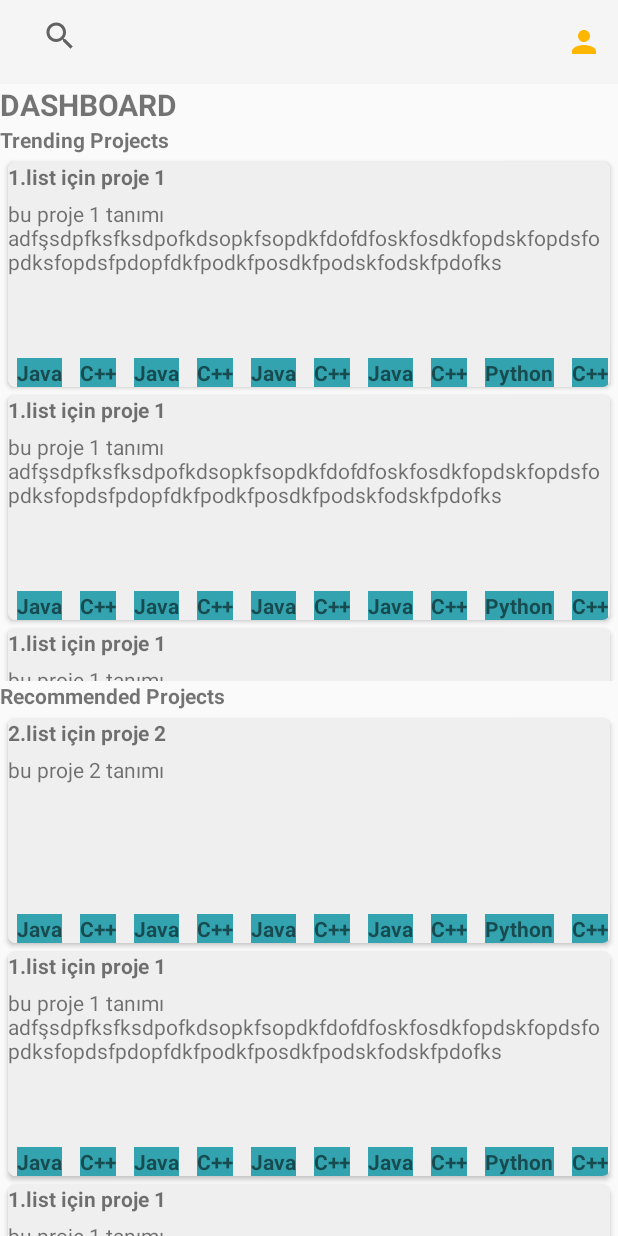
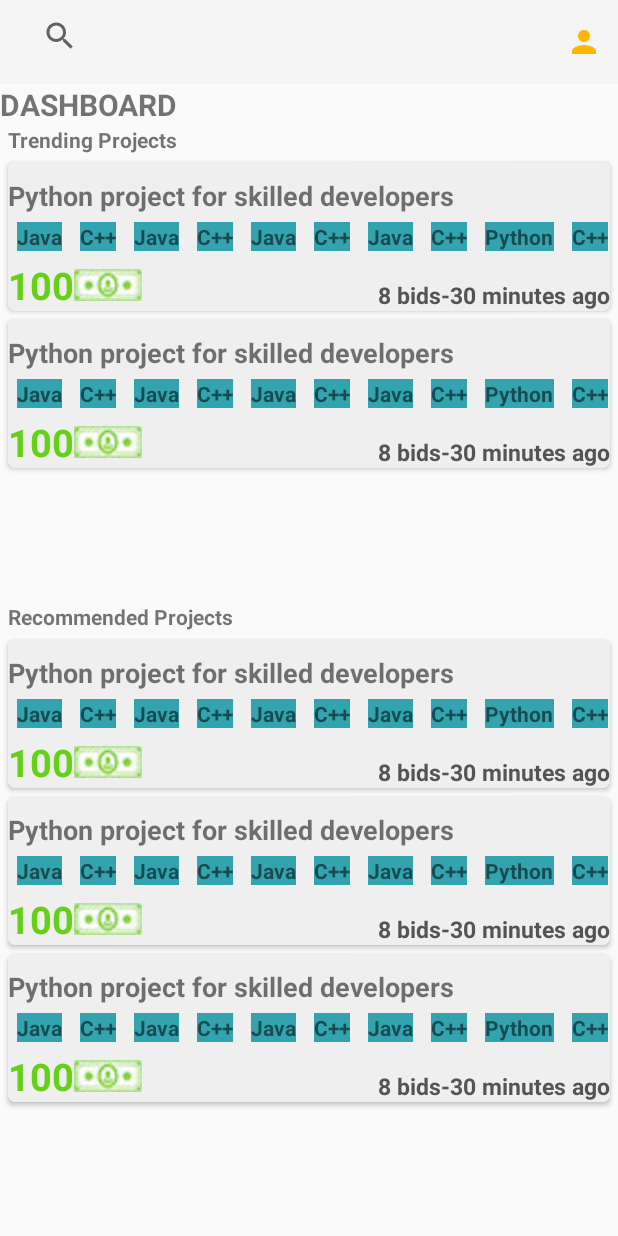
Before and after one commit to kaanozgen12/HoneyBadgersApp, an Android app: the DashBoard screen opened directly, with no data from a screen before it, on a phone screen of 412 x 824 dp. Run offline under Robolectric (Android 15) with nearby library versions, the phone set to English and light mode, and no system bars.

Commit message:
Profile Edit and Dashboard

```diff
--- a/app/src/main/AndroidManifest.xml
+++ b/app/src/main/AndroidManifest.xml
@@ -55,6 +55,7 @@
             </intent-filter>
 
         </activity>
+        <activity android:name=".Activities.CreateProject" />
     </application>
 
 </manifest>
--- a/app/src/main/java/Adapters/RecyclerViewDashboard_Notifications.java
+++ b/app/src/main/java/Adapters/RecyclerViewDashboard_Notifications.java
@@ -58,7 +58,8 @@ public class RecyclerViewDashboard_Notifications extends RecyclerView.Adapter<Re
 //
 //        }
         holder.project_name.setText(notification_cards.get(position).getName());
-        holder.project_description.setText(notification_cards.get(position).getDescription());
+        holder.project_highestbid.setText("" + notification_cards.get(position).getHighestbid());
+        holder.updateinfo.setText(notification_cards.get(position).getNumberofbidsandlastupdate());
         RecyclerView_tags recyclerAdapter =new RecyclerView_tags(mContext,notification_cards.get(position).getTags());
         LinearLayoutManager horizontalLayoutManager = new LinearLayoutManager(mContext, LinearLayoutManager.HORIZONTAL, false);
         holder.recyclerViewTags.setLayoutManager(horizontalLayoutManager);
@@ -74,14 +75,16 @@ public class RecyclerViewDashboard_Notifications extends RecyclerView.Adapter<Re
 
     public class MyViewHolder extends RecyclerView.ViewHolder{
         private TextView project_name;
-        private TextView project_description;
+        private TextView project_highestbid;
+        private TextView updateinfo;
         private RecyclerView recyclerViewTags;
 
 
         public MyViewHolder(@NonNull View itemView) {
             super(itemView);
             project_name = itemView.findViewById(R.id.compact_project_object_name);
-            project_description = itemView.findViewById(R.id.compact_project_object_description);
+            project_highestbid = itemView.findViewById(R.id.compact_project_given_bid);
+            updateinfo = itemView.findViewById(R.id.compact_project_bids_time);
             recyclerViewTags= itemView.findViewById(R.id.compact_project_object_tags_recyclerview);
 
         }
--- a/app/src/main/java/Models/Compact_Project_Object.java
+++ b/app/src/main/java/Models/Compact_Project_Object.java
@@ -4,13 +4,14 @@ import java.util.ArrayList;
 
 public class Compact_Project_Object {
     private String name;
-    private String description;
+    private int highestbid;
+    private String numberofbidsandlastupdate;
     private ArrayList<Tag_Object> tags = new ArrayList<>();
 
-
-    public Compact_Project_Object(String name, String description,ArrayList<String>tags) {
+    public Compact_Project_Object(String name, int highestbid, String numberofbidsandlastupdate, ArrayList<String> tags) {
         this.name = name;
-        this.description = description;
+        this.highestbid = highestbid;
+        this.numberofbidsandlastupdate = numberofbidsandlastupdate;
         this.addTags(tags);
     }
 
@@ -22,13 +23,16 @@ public class Compact_Project_Object {
         this.name = name;
     }
 
-    public String getDescription() {
-        return description;
+    public int getHighestbid() {
+        return highestbid;
     }
 
-    public void setDescription(String description) {
-        this.description = description;
+
+    public String getNumberofbidsandlastupdate() {
+        return numberofbidsandlastupdate;
     }
+
+
     public void addTags(ArrayList<String> tags){
         for (int i = 0; i< tags.size(); i++){
             this.tags.add(new Tag_Object(tags.get(i)));
--- /dev/null
+++ b/app/src/main/java/honeybadgersapp/honeybadgers/Activities/CreateProject.java
@@ -0,0 +1,15 @@
+package honeybadgersapp.honeybadgers.Activities;
+
+import android.os.Bundle;
+import android.support.annotation.Nullable;
+import android.support.v7.app.AppCompatActivity;
+
+public class CreateProject extends AppCompatActivity{
+
+
+    @Override
+    protected void onCreate(@Nullable Bundle savedInstanceState) {
+        super.onCreate(savedInstanceState);
+
+    }
+}
--- a/app/src/main/java/honeybadgersapp/honeybadgers/Activities/DashBoard.java
+++ b/app/src/main/java/honeybadgersapp/honeybadgers/Activities/DashBoard.java
@@ -39,6 +39,7 @@ public class DashBoard extends AppCompatActivity implements NavigationView.OnNav
         mDrawerlayout = findViewById(R.id.drawerLayout );
         final RelativeLayout board  = findViewById(R.id.dashboard_board);
         menu = findViewById(R.id.navigation_view);
+        menu.inflateMenu(R.menu.navigation_drawer_items_freelancer);
         setNavigationViewListener();
         mToggle = new ActionBarDrawerToggle(this,mDrawerlayout,R.string.Open,R.string.Close);
         mDrawerlayout.addDrawerListener(mToggle);
@@ -94,22 +95,11 @@ public class DashBoard extends AppCompatActivity implements NavigationView.OnNav
         skills.add("C++");
         skills.add("Painting");
         skills.add("C++");
-        skills.add("Java");
-        skills.add("C++");
-        skills.add("Java");
-        skills.add("C++");
-        list1.add(new Compact_Project_Object("1.list için proje 1","bu proje 1 tanımı adfşsdpfksfksdpofkdsopkfsopdkfdofdfoskfosdkfopdskfopdsfopdksfopdsfpdopfdkfpodkfposdkfpodskfodskfpdofks",skills));
-        list1.add(new Compact_Project_Object("1.list için proje 1","bu proje 1 tanımı adfşsdpfksfksdpofkdsopkfsopdkfdofdfoskfosdkfopdskfopdsfopdksfopdsfpdopfdkfpodkfposdkfpodskfodskfpdofks",skills));
-        list1.add(new Compact_Project_Object("1.list için proje 1","bu proje 1 tanımı adfşsdpfksfksdpofkdsopkfsopdkfdofdfoskfosdkfopdskfopdsfopdksfopdsfpdopfdkfpodkfposdkfpodskfodskfpdofks",skills));
-        list1.add(new Compact_Project_Object("1.list için proje 1","bu proje 1 tanımı adfşsdpfksfksdpofkdsopkfsopdkfdofdfoskfosdkfopdskfopdsfopdksfopdsfpdopfdkfpodkfposdkfpodskfodskfpdofks",skills));
-        list1.add(new Compact_Project_Object("1.list için proje 1","bu proje 1 tanımı adfşsdpfksfksdpofkdsopkfsopdkfdofdfoskfosdkfopdskfopdsfopdksfopdsfpdopfdkfpodkfposdkfpodskfodskfpdofks",skills));
-
-        list2.add(new Compact_Project_Object("2.list için proje 2","bu proje 2 tanımı",skills));
-        list2.add(new Compact_Project_Object("1.list için proje 1","bu proje 1 tanımı adfşsdpfksfksdpofkdsopkfsopdkfdofdfoskfosdkfopdskfopdsfopdksfopdsfpdopfdkfpodkfposdkfpodskfodskfpdofks",skills));
-        list2.add(new Compact_Project_Object("1.list için proje 1","bu proje 1 tanımı adfşsdpfksfksdpofkdsopkfsopdkfdofdfoskfosdkfopdskfopdsfopdksfopdsfpdopfdkfpodkfposdkfpodskfodskfpdofks",skills));
-        list2.add(new Compact_Project_Object("1.list için proje 1","bu proje 1 tanımı adfşsdpfksfksdpofkdsopkfsopdkfdofdfoskfosdkfopdskfopdsfopdksfopdsfpdopfdkfpodkfposdkfpodskfodskfpdofks",skills));
-        list2.add(new Compact_Project_Object("1.list için proje 1","bu proje 1 tanımı adfşsdpfksfksdpofkdsopkfsopdkfdofdfoskfosdkfopdskfopdsfopdksfopdsfpdopfdkfpodkfposdkfpodskfodskfpdofks",skills));
-        list2.add(new Compact_Project_Object("1.list için proje 1","bu proje 1 tanımı adfşsdpfksfksdpofkdsopkfsopdkfdofdfoskfosdkfopdskfopdsfopdksfopdsfpdopfdkfpodkfposdkfpodskfodskfpdofks",skills));
+        list1.add(new Compact_Project_Object("Python project for skilled developers",100,"8 bids-30 minutes ago",skills));
+        list1.add(new Compact_Project_Object("Python project for skilled developers",100,"8 bids-30 minutes ago",skills));
+        list2.add(new Compact_Project_Object("Python project for skilled developers",100,"8 bids-30 minutes ago",skills));
+        list2.add(new Compact_Project_Object("Python project for skilled developers",100,"8 bids-30 minutes ago",skills));
+        list2.add(new Compact_Project_Object("Python project for skilled developers",100,"8 bids-30 minutes ago",skills));
 
     }
 
@@ -123,6 +113,11 @@ public class DashBoard extends AppCompatActivity implements NavigationView.OnNav
         switch (item.getItemId()) {
             case R.id.item_navigation_drawer_edit_profile: {
                 Intent i = new Intent(DashBoard.this, EditProfile.class);
+                startActivity(i);
+                break;
+            }
+            case R.id.item_navigation_drawer_create_project: {
+                Intent i = new Intent(DashBoard.this, CreateProject.class);
                 startActivity(i);
                 break;
             }
--- /dev/null
+++ b/app/src/main/res/drawable/ic_content_copy_black_24dp.xml
@@ -0,0 +1,9 @@
+<vector xmlns:android="http://schemas.android.com/apk/res/android"
+        android:width="24dp"
+        android:height="24dp"
+        android:viewportWidth="24.0"
+        android:viewportHeight="24.0">
+    <path
+        android:fillColor="#FF000000"
+        android:pathData="M16,1L4,1c-1.1,0 -2,0.9 -2,2v14h2L4,3h12L16,1zM19,5L8,5c-1.1,0 -2,0.9 -2,2v14c0,1.1 0.9,2 2,2h11c1.1,0 2,-0.9 2,-2L21,7c0,-1.1 -0.9,-2 -2,-2zM19,21L8,21L8,7h11v14z"/>
+</vector>
--- a/app/src/main/res/layout/activity_dash_board.xml
+++ b/app/src/main/res/layout/activity_dash_board.xml
@@ -62,7 +62,7 @@
             app:headerLayout="@layout/nav_header"
             app:itemIconTint="#3e2723"
             app:itemTextColor="#3e2723"
-            app:menu="@menu/navigation_drawer_items" />
+            />
     </android.support.v4.widget.DrawerLayout>
     <include
         layout="@layout/content_dash_board"
--- a/app/src/main/res/layout/compact_project_object.xml
+++ b/app/src/main/res/layout/compact_project_object.xml
@@ -15,39 +15,65 @@
 
     <RelativeLayout
         android:layout_width="match_parent"
-        android:layout_height="150dip"
+        android:layout_height="wrap_content"
         android:background="#efefef"
         >
-        <TextView
+
+        <ScrollView
+            android:layout_marginTop="10dp"
             android:layout_width="match_parent"
             android:layout_height="wrap_content"
-            android:id="@+id/compact_project_object_name"
-            android:text="Project Name"
             android:layout_alignParentTop="true"
-            android:textStyle="bold">
-
-        </TextView>
-        <ScrollView
-            android:layout_width="match_parent"
-            android:layout_height="match_parent"
-            android:layout_below="@id/compact_project_object_name"
-            android:layout_above="@+id/compact_project_object_tags_recyclerview">
+            android:id="@+id/compact_project_scroll_view">
             <TextView
                 android:layout_width="match_parent"
                 android:layout_height="wrap_content"
-                android:layout_marginTop="5dip"
-                android:id="@+id/compact_project_object_description"
-                android:text="Project Description">
-
+                android:id="@+id/compact_project_object_name"
+                android:text="Project Name"
+                android:textSize="18sp"
+                android:textStyle="bold">
             </TextView>
         </ScrollView>
-            <android.support.v7.widget.RecyclerView
-                android:id="@+id/compact_project_object_tags_recyclerview"
+        <android.support.v7.widget.RecyclerView
+            android:id="@+id/compact_project_object_tags_recyclerview"
+            android:layout_marginTop="5dp"
+            android:layout_marginBottom="5dp"
+            android:layout_width="wrap_content"
+            android:layout_height="wrap_content"
+            android:layout_below="@+id/compact_project_scroll_view"
+            >
+        </android.support.v7.widget.RecyclerView>
+        <RelativeLayout
+            android:layout_width="match_parent"
+            android:layout_height="wrap_content"
+            android:layout_below="@id/compact_project_object_tags_recyclerview"
+            >
+            <TextView
                 android:layout_width="wrap_content"
                 android:layout_height="wrap_content"
-                android:layout_alignParentBottom="true"
-                >
-            </android.support.v7.widget.RecyclerView>
+                android:id="@+id/compact_project_given_bid"
+                android:text="1000 USD"
+                android:textSize="25sp"
+                android:textColor="#64d116"
+                android:textStyle="bold"
+                android:drawableEnd="@drawable/moneysign">
+            </TextView>
+            <TextView
+                android:layout_width="wrap_content"
+                android:layout_height="wrap_content"
+                android:id="@+id/compact_project_bids_time"
+                android:layout_alignBottom="@id/compact_project_given_bid"
+                android:text="8 bids- 30 minutes ago"
+                android:layout_alignEnd="@id/compact_project_given_bid"
+                android:layout_alignParentEnd="true"
+                android:textColor="#545454"
+                android:textSize="15sp"
+                android:textStyle="bold">
+            </TextView>
+
+        </RelativeLayout>
 
     </RelativeLayout>
+
+
 </android.support.v7.widget.CardView>
--- a/app/src/main/res/layout/content_dash_board.xml
+++ b/app/src/main/res/layout/content_dash_board.xml
@@ -15,6 +15,7 @@
         android:layout_width="match_parent"
         android:layout_height="wrap_content"
         android:text="Trending Projects"
+        android:layout_marginStart="5dip"
         android:textStyle="bold"
         android:id="@+id/content_dash_title_1"/>
         <android.support.v7.widget.RecyclerView
@@ -30,6 +31,7 @@
         android:layout_width="match_parent"
         android:layout_height="wrap_content"
         android:textStyle="bold"
+        android:layout_marginStart="5dip"
         android:text="Recommended Projects"
         android:id="@+id/content_dash_title_2" />
         <android.support.v7.widget.RecyclerView
--- /dev/null
+++ b/app/src/main/res/layout/create_project.xml
@@ -0,0 +1,6 @@
+<?xml version="1.0" encoding="utf-8"?>
+<android.support.constraint.ConstraintLayout
+    xmlns:android="http://schemas.android.com/apk/res/android" android:layout_width="match_parent"
+    android:layout_height="match_parent">
+
+</android.support.constraint.ConstraintLayout>
--- a/app/src/main/res/layout/edit_profile.xml
+++ b/app/src/main/res/layout/edit_profile.xml
@@ -54,7 +54,7 @@
     <TextView
         android:layout_width="wrap_content"
         android:layout_height="wrap_content"
-        android:text="Name"
+        android:text="Name*"
         android:layout_marginStart="10dp"
         android:textSize="20sp"/>
     <android.support.design.widget.TextInputLayout
@@ -75,7 +75,7 @@
     <TextView
         android:layout_width="wrap_content"
         android:layout_height="wrap_content"
-        android:text="Bio"
+        android:text="Bio*"
         android:layout_marginStart="10dp"
         android:textSize="20sp"/>
     <android.support.design.widget.TextInputLayout
@@ -95,7 +95,7 @@
     <TextView
         android:layout_width="wrap_content"
         android:layout_height="wrap_content"
-        android:text="Birthday"
+        android:text="Birthday*"
         android:layout_marginStart="10dp"
         android:textSize="20sp"/>
     <DatePicker
--- a/app/src/main/res/menu/navigation_drawer_items.xml
+++ /dev/null
@@ -1,23 +0,0 @@
-<?xml version="1.0" encoding="utf-8"?>
-<menu xmlns:android="http://schemas.android.com/apk/res/android">
-        <item
-            android:id="@+id/item_navigation_drawer_inbox"
-            android:icon="@drawable/ic_inbox_black_24dp"
-            android:title="Dashboard" />
-        <item
-        android:id="@+id/item_navigation_drawer_edit_profile"
-        android:icon="@drawable/ic_settings_black_24dp"
-        android:title="Edit Profile" />
-        <item
-            android:id="@+id/item_navigation_drawer_search"
-            android:icon="@drawable/ic_search_black_24dp"
-            android:title="Search" />
-        <item
-            android:id="@+id/item_navigation_drawer_activities"
-            android:icon="@drawable/ic_star_black_24dp"
-            android:title="Activities" />
-        <item
-            android:id="@+id/item_out"
-            android:icon="@drawable/ic_exit_to_app_black_24dp"
-            android:title="Log Out" />
-</menu>
--- /dev/null
+++ b/app/src/main/res/menu/navigation_drawer_items_client.xml
@@ -0,0 +1,23 @@
+<?xml version="1.0" encoding="utf-8"?>
+<menu xmlns:android="http://schemas.android.com/apk/res/android">
+    <item
+        android:id="@+id/item_navigation_drawer_inbox"
+        android:icon="@drawable/ic_inbox_black_24dp"
+        android:title="Dashboard" />
+    <item
+        android:id="@+id/item_navigation_drawer_edit_profile"
+        android:icon="@drawable/ic_settings_black_24dp"
+        android:title="Edit Profile" />
+    <item
+        android:id="@+id/item_navigation_drawer_search"
+        android:icon="@drawable/ic_search_black_24dp"
+        android:title="Search" />
+    <item
+        android:id="@+id/item_navigation_drawer_create_project"
+        android:icon="@drawable/ic_content_copy_black_24dp"
+        android:title="Create Project" />
+    <item
+        android:id="@+id/item_out"
+        android:icon="@drawable/ic_exit_to_app_black_24dp"
+        android:title="Log Out" />
+</menu>
--- /dev/null
+++ b/app/src/main/res/menu/navigation_drawer_items_freelancer.xml
@@ -0,0 +1,24 @@
+<?xml version="1.0" encoding="utf-8"?>
+<menu xmlns:android="http://schemas.android.com/apk/res/android"
+    >
+    <item
+        android:id="@+id/item_navigation_drawer_inbox"
+        android:icon="@drawable/ic_inbox_black_24dp"
+        android:title="Dashboard" />
+    <item
+        android:id="@+id/item_navigation_drawer_edit_profile"
+        android:icon="@drawable/ic_settings_black_24dp"
+        android:title="Edit Profile" />
+    <item
+        android:id="@+id/item_navigation_drawer_search"
+        android:icon="@drawable/ic_search_black_24dp"
+        android:title="Search" />
+    <item
+        android:id="@+id/item_navigation_drawer_activities"
+        android:icon="@drawable/ic_star_black_24dp"
+        android:title="Activities" />
+    <item
+        android:id="@+id/item_out"
+        android:icon="@drawable/ic_exit_to_app_black_24dp"
+        android:title="Log Out" />
+</menu>
```
Also changed, not shown: app/src/main/res/drawable/moneysign.jpg (added).
